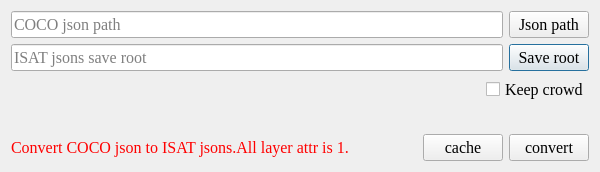
yatengLG/ISAT_with_segment_anything, file ui/COCO_to_ISAT_dialog.ui: the form before one commit.
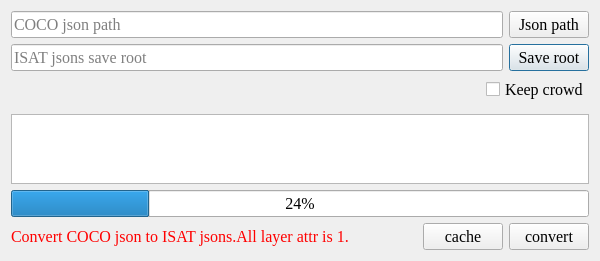
The form after the commit. Icons and pictures are not drawn.

Commit message: toVOC toCOCO

```diff
--- a/ui/COCO_to_ISAT_dialog.ui
+++ b/ui/COCO_to_ISAT_dialog.ui
@@ -10,7 +10,7 @@
     <x>0</x>
     <y>0</y>
     <width>600</width>
-    <height>166</height>
+    <height>257</height>
    </rect>
   </property>
   <property name="font">
@@ -140,29 +140,28 @@
       <property name="bottomMargin">
        <number>0</number>
       </property>
-      <item>
-       <spacer name="horizontalSpacer_3">
-        <property name="orientation">
-         <enum>Qt::Horizontal</enum>
-        </property>
-        <property name="sizeHint" stdset="0">
-         <size>
-          <width>40</width>
-          <height>20</height>
-         </size>
-        </property>
-       </spacer>
-      </item>
-      <item>
-       <widget class="QLabel" name="label_info">
-        <property name="text">
-         <string/>
-        </property>
-       </widget>
-      </item>
      </layout>
     </widget>
    </item>
+   <item>
+    <widget class="QTextBrowser" name="textBrowser">
+     <property name="font">
+      <font>
+       <family>宋体</family>
+      </font>
+     </property>
+     <property name="lineWrapMode">
+      <enum>QTextEdit::NoWrap</enum>
+     </property>
+    </widget>
+   </item>
+   <item>
+    <widget class="QProgressBar" name="progressBar">
+     <property name="value">
+      <number>24</number>
+     </property>
+    </widget>
+   </item>
    <item>
     <widget class="QWidget" name="widget_2" native="true">
      <layout class="QHBoxLayout" name="horizontalLayout">
```
The commit also changes 17 other files.
